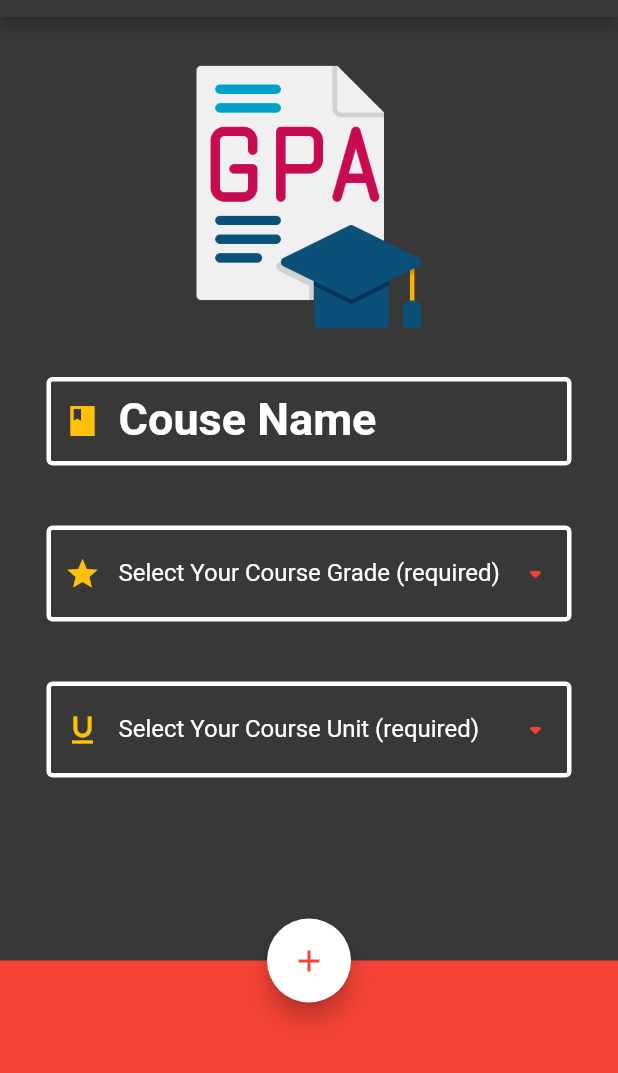
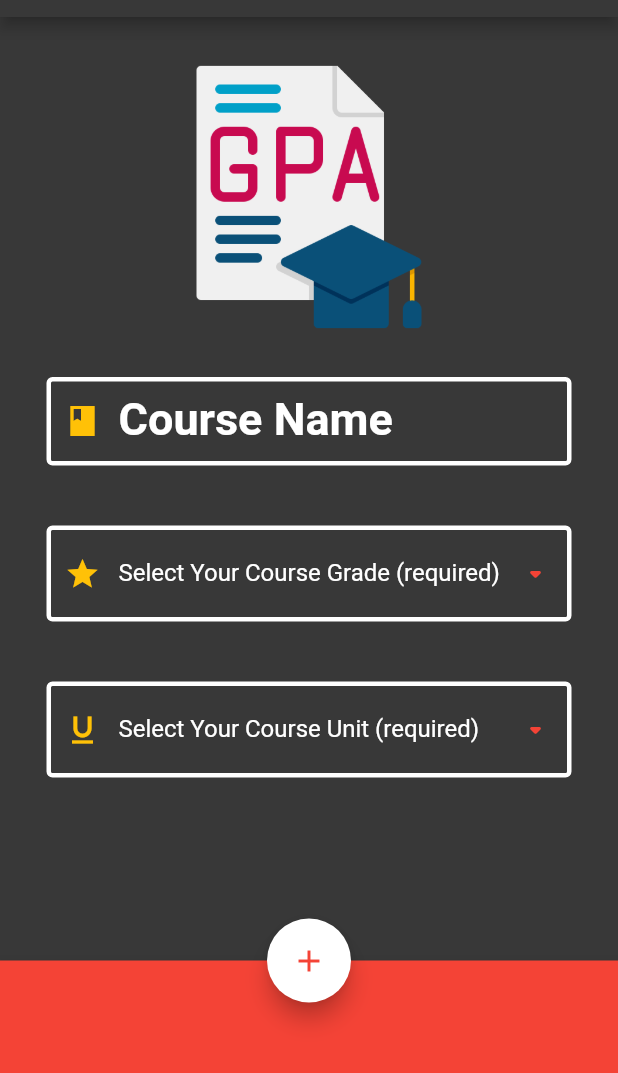
Before and after one commit to BossHunTerCoding/GPA-Calculator-With-Flutter, a Flutter app: the screen it shows after launch, on a phone screen of 412 x 824 dp, the part 163-1236 px from its top. Run offline on Flutter 3.47's test engine with Material 2 defaults, Android fonts, the phone set to English and light mode, and no system bars.

Commit message:
fix word

```diff
--- a/lib/page/gpa_cal_page.dart
+++ b/lib/page/gpa_cal_page.dart
@@ -234,7 +234,7 @@ class _GPAcalPageState extends State<GPAcalPage> {
               Icons.book_sharp,
               color: Colors.amber,
             ),
-            labelText: 'Couse Name',
+            labelText: 'Course Name',
             labelStyle: TextStyle(
               fontSize: 30,
               color: Colors.white,
--- a/lib/page/gpa_page.dart
+++ b/lib/page/gpa_page.dart
@@ -77,13 +77,13 @@ class _GPAPageState extends State<GPAPage> {
               Icons.book_sharp,
               color: Colors.amber,
             ),
-            labelText: 'Couse Name',
+            labelText: 'Course Name',
             labelStyle: TextStyle(
               fontSize: 30,
               color: Colors.white,
               fontWeight: FontWeight.bold,
             ),
-            hintText: 'What is your couse name? (optional)',
+            hintText: 'What is your course name? (optional)',
             hintStyle: TextStyle(
               fontSize: 15,
               color: Color.fromARGB(82, 255, 255, 255),
@@ -232,7 +232,7 @@ class _GPAPageState extends State<GPAPage> {
               });
         } else {
           textCouseName.text == ''
-              ? textCouseName.text = 'Couse Name ${countPressed += 1}'
+              ? textCouseName.text = 'Course Name ${countPressed += 1}'
               : null;
           setState(() {
             GPAapp(
```
